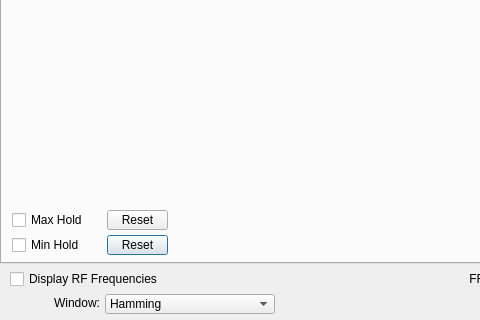
ZakyHermawan/gnuradio, file gr-qtgui/src/lib/spectrumdisplayform.ui: the form before one commit; both pictures show x 0 to 480 and y 116 to 436 of the 633 by 436 pixel window.
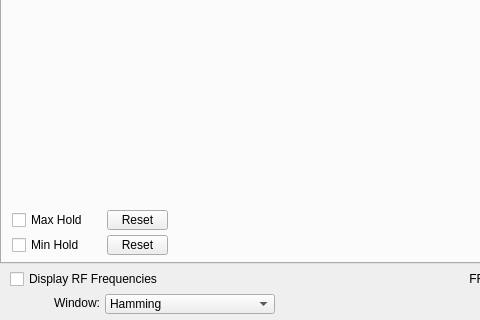
The form after the commit. Custom widgets are drawn as their Qt base class.

Diff of the .ui file:
```diff
--- a/gr-qtgui/src/lib/spectrumdisplayform.ui
+++ b/gr-qtgui/src/lib/spectrumdisplayform.ui
@@ -1,6 +1,6 @@
 <ui version="4.0" >
  <class>SpectrumDisplayForm</class>
- <widget class="QDialog" name="SpectrumDisplayForm" >
+ <widget class="QWidget" name="SpectrumDisplayForm" >
   <property name="geometry" >
    <rect>
     <x>0</x>
```
Left out of the diff: 4 changed lines with no effect on the pictures.
